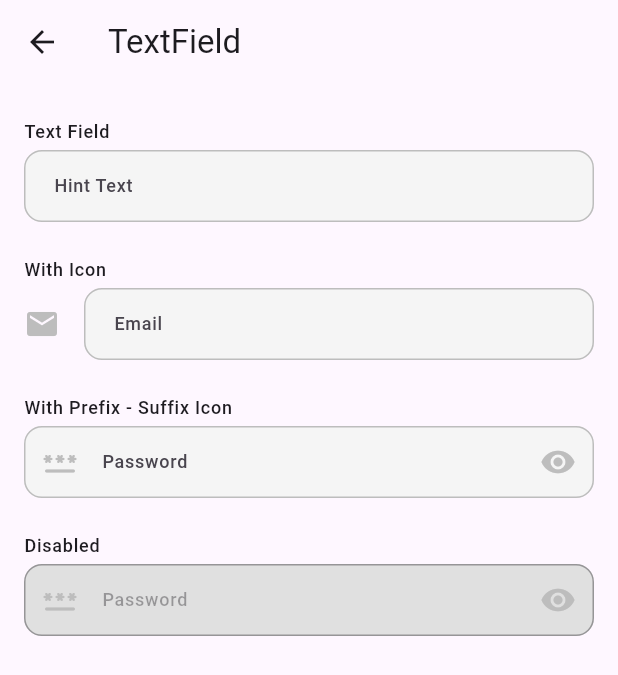
After one commit to yysrll/yuai_kit, a Flutter app: the screen it shows after launch, after a tap on "TextField", on a phone screen of 412 x 824 dp. The commit adds this screen. Shown: the top 675 px of the screen. Run offline on Flutter 3.47's test engine with Material 3 defaults, Android fonts, the phone set to English and light mode, and no system bars; our stand-ins replace flutter_screenutil, google_fonts.

Commit message:
add: text field component

```diff
--- /dev/null
+++ b/example/lib/helpers/models/menu_example.dart
@@ -0,0 +1,11 @@
+import 'package:flutter/material.dart';
+
+class MenuExample {
+  final String title;
+  final Widget child;
+
+  const MenuExample({
+    required this.title,
+    required this.child,
+  });
+}
--- a/example/lib/home_page.dart
+++ b/example/lib/home_page.dart
@@ -1,4 +1,6 @@
+import 'package:example/helpers/models/menu_example.dart';
 import 'package:example/pages/button_page.dart';
+import 'package:example/pages/text_field_page.dart';
 import 'package:flutter/material.dart';
 
 class HomePage extends StatelessWidget {
@@ -10,29 +12,45 @@ class HomePage extends StatelessWidget {
       appBar: AppBar(
         title: const Text('Yuai Kit'),
       ),
-      body: ListView(
-        children: [
-          ListTile(
+      body: ListView.separated(
+          itemCount: menus.length,
+          separatorBuilder: (context, index) => const SizedBox(
+                height: 12,
+              ),
+          itemBuilder: (context, index) {
+            final menu = menus[index];
+            return ListTile(
               title: Text(
-              'Button',
-              style: TextStyle(
+                menu.title,
+                style: Theme.of(context).textTheme.labelLarge?.copyWith(
                       color: Theme.of(context).colorScheme.onPrimary,
                     ),
               ),
+              tileColor: Theme.of(context).colorScheme.primary,
               trailing: Icon(
                 Icons.chevron_right,
                 color: Theme.of(context).colorScheme.onPrimary,
               ),
-            tileColor: Theme.of(context).colorScheme.primary,
               onTap: () {
-              Navigator.push(
-                context,
-                MaterialPageRoute(builder: (context) => const ButtonPage()),
+                Navigator.of(context).push(
+                  MaterialPageRoute(
+                    builder: (context) => menu.child,
+                  ),
                 );
               },
-          ),
-        ],
-      ),
+            );
+          }),
     );
   }
 }
+
+const menus = [
+  MenuExample(
+    title: 'Button',
+    child: ButtonPage(),
+  ),
+  MenuExample(
+    title: 'TextField',
+    child: TextFieldPage(),
+  ),
+];
--- a/example/lib/pages/button_page.dart
+++ b/example/lib/pages/button_page.dart
@@ -1,3 +1,4 @@
+import 'package:example/helpers/models/menu_example.dart';
 import 'package:flutter/material.dart';
 import 'package:yuai_kit/yuai_kit.dart';
 
@@ -44,15 +45,8 @@ class ButtonPage extends StatelessWidget {
   }
 }
 
-class ButtonExample {
-  final String title;
-  final Widget child;
-
-  const ButtonExample({required this.title, required this.child});
-}
-
 final buttons = [
-  ButtonExample(
+  MenuExample(
     title: 'YuaiButton',
     child: SizedBox(
       height: 48,
@@ -98,7 +92,7 @@ final buttons = [
       ),
     ),
   ),
-  ButtonExample(
+  MenuExample(
     title: 'YuaiButton.icon YuaiButton.withIcon',
     child: SizedBox(
       height: 48,
@@ -145,7 +139,7 @@ final buttons = [
       ),
     ),
   ),
-  ButtonExample(
+  MenuExample(
     title: 'YuaiSecondaryButton',
     child: SizedBox(
       height: 48,
@@ -191,7 +185,7 @@ final buttons = [
       ),
     ),
   ),
-  ButtonExample(
+  MenuExample(
     title: 'YuaiSecondaryButton.icon YuaiSecondaryButton.withIcon',
     child: SizedBox(
       height: 48,
@@ -238,7 +232,7 @@ final buttons = [
       ),
     ),
   ),
-  ButtonExample(
+  MenuExample(
     title: 'YuaiOutlinedButton',
     child: SizedBox(
       height: 48,
@@ -284,7 +278,7 @@ final buttons = [
       ),
     ),
   ),
-  ButtonExample(
+  MenuExample(
     title: 'YuaiOutlinedButton.icon YuaiOutlinedButton.withIcon',
     child: SizedBox(
       height: 48,
--- /dev/null
+++ b/example/lib/pages/text_field_page.dart
@@ -0,0 +1,68 @@
+import 'package:flutter/material.dart';
+import 'package:yuai_kit/yuai_kit.dart';
+
+class TextFieldPage extends StatelessWidget {
+  const TextFieldPage({super.key});
+
+  @override
+  Widget build(BuildContext context) {
+    return Scaffold(
+      appBar: AppBar(
+        title: const Text('TextField'),
+      ),
+      body: const SafeArea(
+        child: Padding(
+          padding: EdgeInsets.symmetric(
+            horizontal: 16,
+          ),
+          child: Column(
+            children: [
+              SizedBox(
+                height: 24,
+              ),
+              YuaiTextField(
+                label: 'Text Field',
+                hintText: 'Hint Text',
+              ),
+              SizedBox(
+                height: 24,
+              ),
+              YuaiTextField(
+                label: 'With Icon',
+                icon: Icons.email,
+                hintText: 'Email',
+              ),
+              SizedBox(
+                height: 24,
+              ),
+              YuaiTextField(
+                label: 'With Prefix - Suffix Icon',
+                prefixIcon: Icon(
+                  Icons.password_rounded,
+                ),
+                suffixIcon: Icon(
+                  Icons.remove_red_eye,
+                ),
+                hintText: 'Password',
+              ),
+              SizedBox(
+                height: 24,
+              ),
+              YuaiTextField(
+                label: 'Disabled',
+                prefixIcon: Icon(
+                  Icons.password_rounded,
+                ),
+                suffixIcon: Icon(
+                  Icons.remove_red_eye,
+                ),
+                hintText: 'Password',
+                enabled: false,
+              ),
+            ],
+          ),
+        ),
+      ),
+    );
+  }
+}
--- /dev/null
+++ b/lib/components/text_field/text_field.dart
@@ -0,0 +1 @@
+export 'yuai_text_field.dart';
--- /dev/null
+++ b/lib/components/text_field/yuai_text_field.dart
@@ -0,0 +1,137 @@
+import 'package:flutter/material.dart';
+
+class YuaiTextField extends StatefulWidget {
+  const YuaiTextField({
+    super.key,
+    this.controller,
+    required this.label,
+    this.icon,
+    this.hintText,
+    this.initialValue,
+    this.suffixIcon,
+    this.prefixIcon,
+    this.validator,
+    this.keyboardType,
+    this.obscureText = false,
+    this.enabled = true,
+    this.onChanged,
+    this.onTap,
+  });
+
+  final TextEditingController? controller;
+  final String label;
+  final IconData? icon;
+  final String? hintText;
+  final String? initialValue;
+  final Widget? suffixIcon;
+  final Widget? prefixIcon;
+  final String? Function(String?)? validator;
+  final TextInputType? keyboardType;
+  final bool obscureText;
+  final bool enabled;
+  final void Function(String)? onChanged;
+  final void Function()? onTap;
+
+  @override
+  State<YuaiTextField> createState() => _YuaiTextFieldState();
+}
+
+class _YuaiTextFieldState extends State<YuaiTextField> {
+  final FocusNode _focusNode = FocusNode();
+  Color _color = Colors.grey.shade100;
+
+  @override
+  void initState() {
+    _focusNode.addListener(() {
+      if (_focusNode.hasFocus) {
+        _color = Theme.of(context).colorScheme.primary.withOpacity(0.05);
+      } else {
+        _color = Colors.grey.shade100;
+      }
+      setState(() {});
+    });
+    super.initState();
+  }
+
+  @override
+  void dispose() {
+    _focusNode.dispose();
+    super.dispose();
+  }
+
+  @override
+  Widget build(BuildContext context) {
+    return Column(
+      crossAxisAlignment: CrossAxisAlignment.start,
+      children: [
+        Text(
+          widget.label,
+          style: Theme.of(context).textTheme.labelMedium?.copyWith(
+                color: Theme.of(context).colorScheme.onBackground,
+              ),
+        ),
+        const SizedBox(
+          height: 4,
+        ),
+        TextFormField(
+          focusNode: _focusNode,
+          controller: widget.controller,
+          style: Theme.of(context).textTheme.labelMedium?.copyWith(
+                color: Theme.of(context).colorScheme.onBackground,
+              ),
+          validator: widget.validator,
+          obscureText: widget.obscureText,
+          enabled: widget.enabled,
+          initialValue: widget.initialValue,
+          decoration: InputDecoration(
+            filled: true,
+            fillColor: widget.enabled ? _color : Colors.grey.shade300,
+            hintText: widget.hintText,
+            suffixIcon: widget.suffixIcon,
+            suffixIconColor: _focusNode.hasFocus
+                ? Theme.of(context).colorScheme.primary
+                : Colors.grey.shade400,
+            prefixIcon: widget.prefixIcon,
+            prefixIconColor: _focusNode.hasFocus
+                ? Theme.of(context).colorScheme.primary
+                : Colors.grey.shade400,
+            icon: widget.icon != null
+                ? Icon(
+                    widget.icon,
+                    color: _focusNode.hasFocus
+                        ? Theme.of(context).colorScheme.primary
+                        : Colors.grey.shade400,
+                  )
+                : null,
+            contentPadding: const EdgeInsets.all(16),
+            focusedBorder: OutlineInputBorder(
+              borderRadius: BorderRadius.circular(12),
+              borderSide: BorderSide(
+                color: _color.withOpacity(0.6),
+              ),
+            ),
+            enabledBorder: OutlineInputBorder(
+              borderRadius: BorderRadius.circular(12),
+              borderSide: BorderSide(
+                color: Colors.grey.shade400,
+              ),
+            ),
+            border: OutlineInputBorder(
+              borderRadius: BorderRadius.circular(12),
+              borderSide: BorderSide(
+                color: Colors.grey.shade400,
+              ),
+            ),
+          ),
+          onChanged: widget.onChanged,
+          onTap: widget.onTap,
+          keyboardType: widget.keyboardType,
+          onTapOutside: (event) {
+            _focusNode.unfocus();
+          },
+          onEditingComplete: () => _focusNode.nextFocus(),
+        ),
+      ],
+    );
+  }
+}
--- a/lib/yuai_kit.dart
+++ b/lib/yuai_kit.dart
@@ -5,3 +5,4 @@ export 'package:flutter_screenutil/flutter_screenutil.dart';
 
 // Components
 export 'components/button/button.dart';
+export 'components/text_field/text_field.dart';
```
Lines whose indentation alone changed are shown as unchanged.
